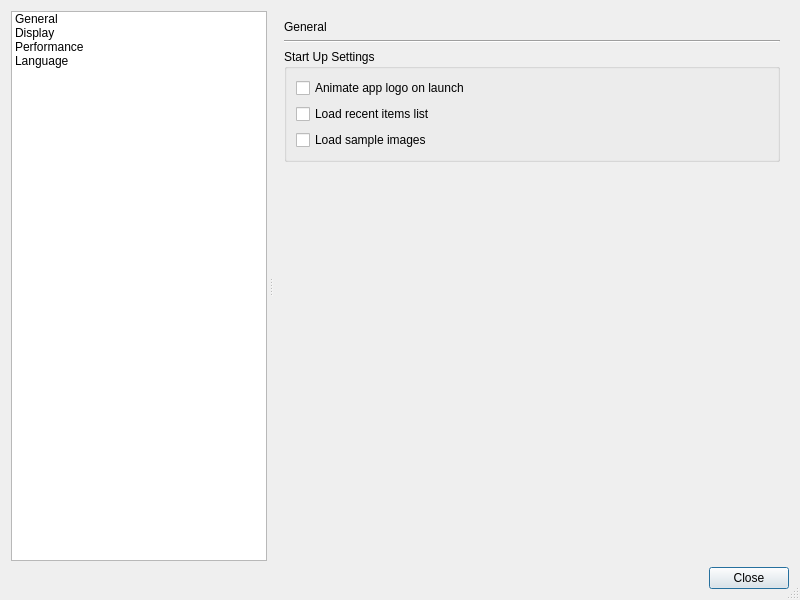
Tw1ddle/geometrize, file geometrize/dialog/globalpreferencesdialog.ui: the form before one commit.
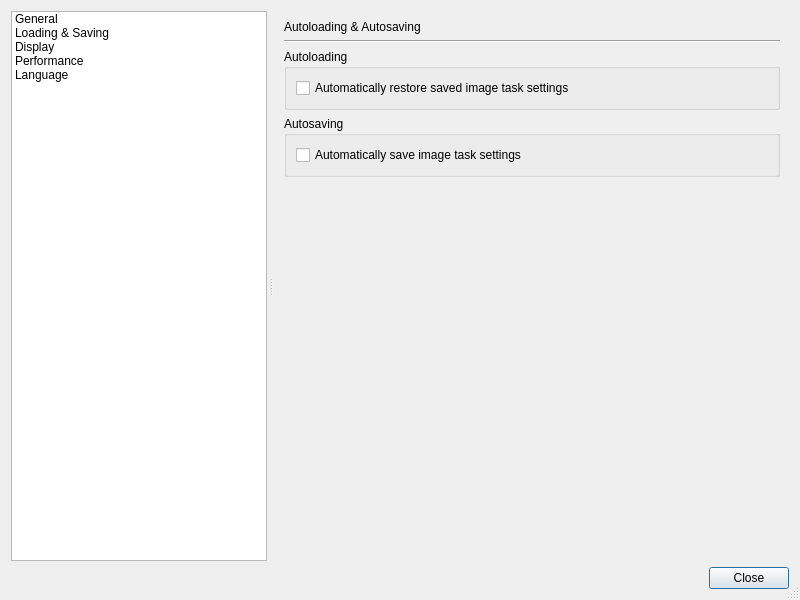
The form after the commit. The open tabs and pages were chosen to show the change. Icons and pictures are not drawn. Custom widgets are drawn as their Qt base class.

Commit message: Implement task queue + scripting, add auto-load/save options for the image task preferences, other minor tweaks

```diff
--- a/geometrize/dialog/globalpreferencesdialog.ui
+++ b/geometrize/dialog/globalpreferencesdialog.ui
@@ -98,6 +98,18 @@
          <normaloff>:/icons/wrench.png</normaloff>:/icons/wrench.png</iconset>
        </property>
       </item>
+      <item>
+       <property name="text">
+        <string>Loading &amp; Saving</string>
+       </property>
+       <property name="toolTip">
+        <string extracomment="Title of the loading/saving of savedata settings section - with options relating to whether to automatically save/restore the state of the program etc"/>
+       </property>
+       <property name="icon">
+        <iconset resource="../../resources/icons.qrc">
+         <normaloff>:/icons/save_as.png</normaloff>:/icons/save_as.png</iconset>
+       </property>
+      </item>
       <item>
        <property name="text">
         <string>Display</string>
@@ -220,6 +232,83 @@
         </item>
        </layout>
       </widget>
+      <widget class="QWidget" name="autoloadingAndAutosavingPage">
+       <layout class="QVBoxLayout" name="verticalLayout_2">
+        <item>
+         <layout class="QVBoxLayout" name="verticalLayout_9">
+          <item>
+           <widget class="QLabel" name="autoloadingAndAutosavingTitle">
+            <property name="sizePolicy">
+             <sizepolicy hsizetype="Preferred" vsizetype="Fixed">
+              <horstretch>0</horstretch>
+              <verstretch>0</verstretch>
+             </sizepolicy>
+            </property>
+            <property name="text">
+             <string extracomment="Title text for a section of app settings relating to automatic loading/saving of preferences">Autoloading &amp; Autosaving</string>
+            </property>
+           </widget>
+          </item>
+          <item>
+           <widget class="Line" name="autoloadingAndAutosavingTitleSpacer">
+            <property name="orientation">
+             <enum>Qt::Horizontal</enum>
+            </property>
+           </widget>
+          </item>
+          <item>
+           <layout class="QVBoxLayout" name="verticalLayout_23">
+            <item>
+             <widget class="QGroupBox" name="autoLoadingOptionsGroup">
+              <property name="title">
+               <string extracomment="Title for the on startup section of app settings. Settings in this section are applied when the app launches or first starts up">Autoloading</string>
+              </property>
+              <layout class="QVBoxLayout" name="verticalLayout_28">
+               <item>
+                <widget class="QCheckBox" name="autoLoadImageTaskSettings">
+                 <property name="text">
+                  <string extracomment="Label text for a checkbox option that controls whether the application automatically restores saved settings when opening a task for geometrizing an image">Automatically restore saved image task settings</string>
+                 </property>
+                </widget>
+               </item>
+              </layout>
+             </widget>
+            </item>
+            <item>
+             <widget class="QGroupBox" name="autoSavingOptionsGroup">
+              <property name="title">
+               <string>Autosaving</string>
+              </property>
+              <layout class="QVBoxLayout" name="verticalLayout_13">
+               <item>
+                <widget class="QCheckBox" name="autoSaveImageTaskSettings">
+                 <property name="text">
+                  <string extracomment="Label text for a checkbox option that controls whether the application automatically saves settings when closing a task for geometrizing an image (ready to restore the settings later)">Automatically save image task settings</string>
+                 </property>
+                </widget>
+               </item>
+              </layout>
+             </widget>
+            </item>
+           </layout>
+          </item>
+         </layout>
+        </item>
+        <item>
+         <spacer name="verticalSpacer_5">
+          <property name="orientation">
+           <enum>Qt::Vertical</enum>
+          </property>
+          <property name="sizeHint" stdset="0">
+           <size>
+            <width>20</width>
+            <height>364</height>
+           </size>
+          </property>
+         </spacer>
+        </item>
+       </layout>
+      </widget>
       <widget class="QWidget" name="displayPreferencesPage">
        <layout class="QVBoxLayout" name="verticalLayout_11">
         <item>
```
The commit also changes 28 other files.
